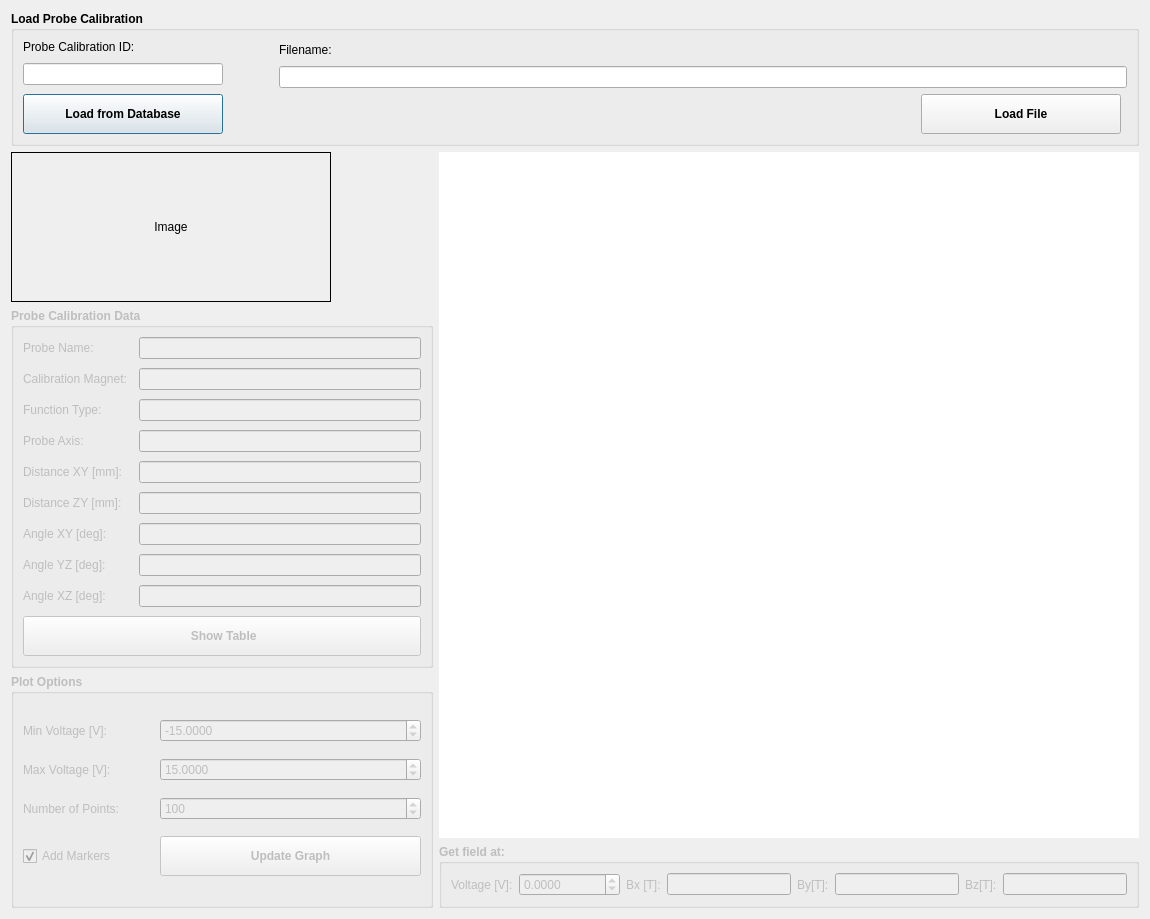
Old version of the form hallbench/gui/ui/selectcalibrationdialog.ui in the repository lnls-ima/hall-bench-control.
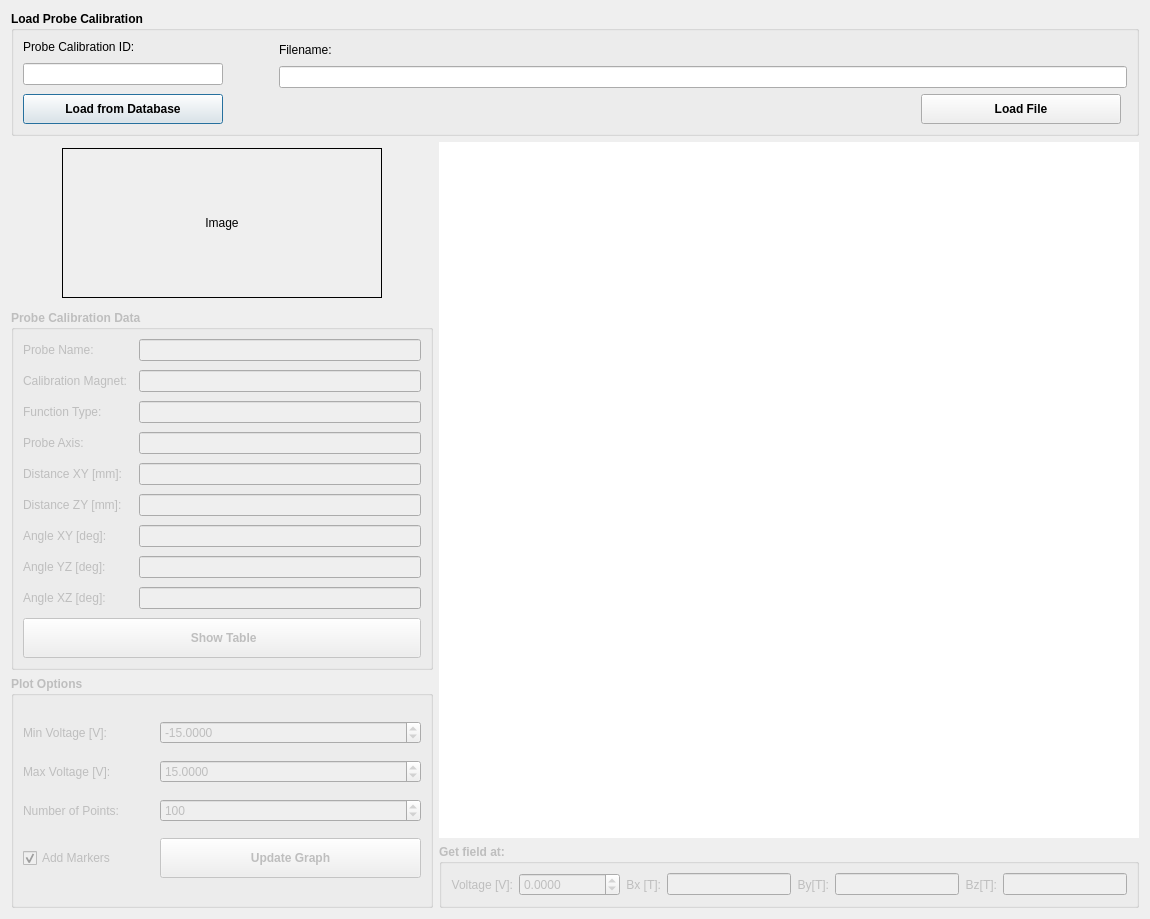
New version of the form. Icons and pictures are not drawn. Custom widgets are drawn as their Qt base class.

```diff
--- a/hallbench/gui/ui/selectcalibrationdialog.ui
+++ b/hallbench/gui/ui/selectcalibrationdialog.ui
@@ -107,7 +107,7 @@
         <property name="minimumSize">
          <size>
           <width>200</width>
-          <height>40</height>
+          <height>30</height>
          </size>
         </property>
         <property name="maximumSize">
@@ -139,7 +139,7 @@
         <property name="minimumSize">
          <size>
           <width>200</width>
-          <height>40</height>
+          <height>30</height>
          </size>
         </property>
         <property name="text">
@@ -689,6 +689,9 @@
         <property name="text">
          <string>Voltage [V]:</string>
         </property>
+        <property name="alignment">
+         <set>Qt::AlignRight|Qt::AlignTrailing|Qt::AlignVCenter</set>
+        </property>
        </widget>
       </item>
       <item>
@@ -724,6 +727,9 @@
         <property name="text">
          <string>Bx [T]:</string>
         </property>
+        <property name="alignment">
+         <set>Qt::AlignRight|Qt::AlignTrailing|Qt::AlignVCenter</set>
+        </property>
        </widget>
       </item>
       <item>
@@ -750,6 +756,9 @@
         <property name="text">
          <string>By[T]:</string>
         </property>
+        <property name="alignment">
+         <set>Qt::AlignRight|Qt::AlignTrailing|Qt::AlignVCenter</set>
+        </property>
        </widget>
       </item>
       <item>
@@ -776,6 +785,9 @@
         <property name="text">
          <string>Bz[T]:</string>
         </property>
+        <property name="alignment">
+         <set>Qt::AlignRight|Qt::AlignTrailing|Qt::AlignVCenter</set>
+        </property>
        </widget>
       </item>
       <item>
@@ -794,7 +806,7 @@
      </layout>
     </widget>
    </item>
-   <item row="1" column="0">
+   <item row="1" column="0" alignment="Qt::AlignHCenter|Qt::AlignVCenter">
     <widget class="QLabel" name="label_5">
      <property name="sizePolicy">
       <sizepolicy hsizetype="Maximum" vsizetype="Maximum">
```
Left out of the diff: 10 changed lines with no effect on the pictures.
